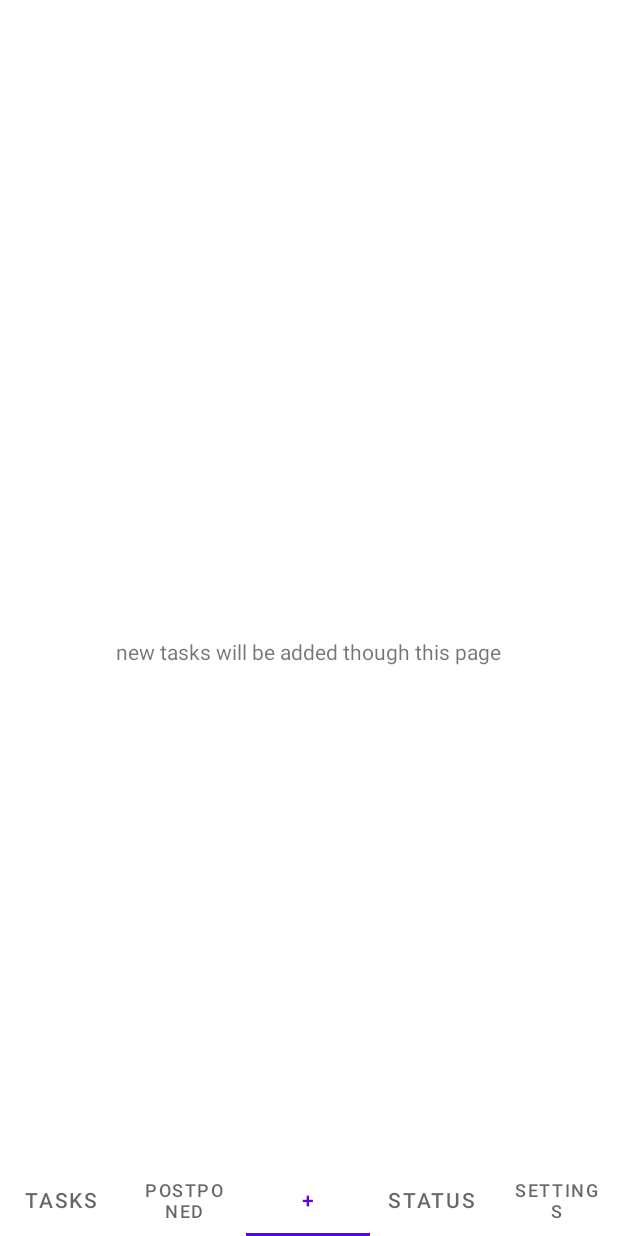
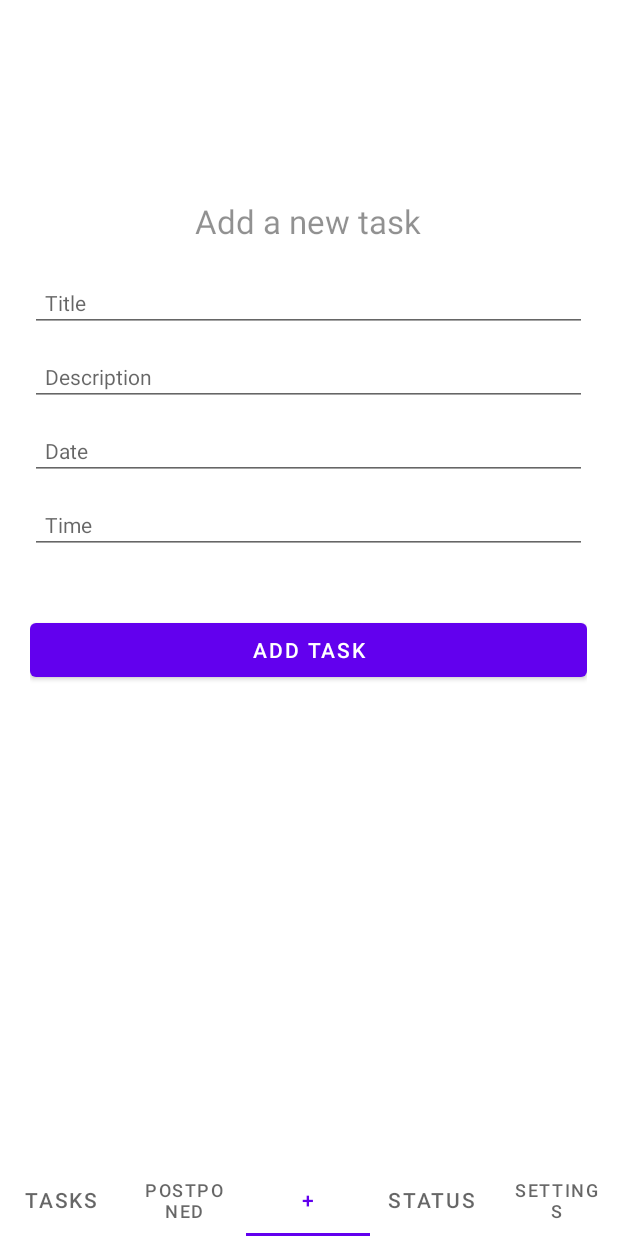
Before and after one commit to harsimranpaswan/timetable-manager, an Android app: the screen it shows after launch (MainActivity), item 3 of the bottom bar chosen, on a phone screen of 412 x 824 dp. Run offline under Robolectric (Android 15) with nearby library versions, the phone set to English and light mode, and no system bars; Roboto replaces fonts that are not available here.

```diff
--- a/app/build.gradle
+++ b/app/build.gradle
@@ -31,7 +31,7 @@ android {
 }
 
 dependencies {
-
+    implementation 'com.github.PhilJay:MPAndroidChart:v3.1.0'
     implementation 'androidx.appcompat:appcompat:1.4.1'
     implementation 'com.google.android.material:material:1.5.0'
     implementation 'androidx.constraintlayout:constraintlayout:2.1.3'
--- a/app/src/main/java/com/workshop/ttm/MainActivity.java
+++ b/app/src/main/java/com/workshop/ttm/MainActivity.java
@@ -7,6 +7,8 @@ import android.os.Bundle;
 
 import com.google.android.material.tabs.TabLayout;
 import com.google.android.material.tabs.TabLayoutMediator;
+
+import Adapters.FragmentAdapter;
 
 public class MainActivity extends AppCompatActivity {
 
--- a/app/src/main/res/layout/fragment_addtask.xml
+++ b/app/src/main/res/layout/fragment_addtask.xml
@@ -1,19 +1,74 @@
 <?xml version="1.0" encoding="utf-8"?>
-<androidx.constraintlayout.widget.ConstraintLayout xmlns:android="http://schemas.android.com/apk/res/android"
-    xmlns:app="http://schemas.android.com/apk/res-auto"
+<ScrollView android:layout_height="match_parent"
+    android:layout_width="match_parent"
     xmlns:tools="http://schemas.android.com/tools"
-    android:layout_width="match_parent"
-    android:layout_height="match_parent"
-    tools:context=".addtask">
+    xmlns:android="http://schemas.android.com/apk/res/android">
 
-    <!-- TODO: Update blank fragment layout -->
-    <TextView
-        android:layout_width="wrap_content"
-        android:layout_height="wrap_content"
-        android:text="new tasks will be added though this page"
-        app:layout_constraintBottom_toBottomOf="parent"
-        app:layout_constraintEnd_toEndOf="parent"
-        app:layout_constraintStart_toStartOf="parent"
-        app:layout_constraintTop_toTopOf="parent" />
+    <LinearLayout
+        android:layout_width="match_parent"
+        android:layout_height="match_parent"
+        android:paddingLeft="20dp"
+        android:paddingRight="20dp"
+        android:paddingTop="30dp"
+        android:paddingBottom="50dp"
+        android:orientation="vertical">
 
-</androidx.constraintlayout.widget.ConstraintLayout>
+        <TextView
+            android:layout_width="wrap_content"
+            android:layout_height="wrap_content"
+            android:layout_gravity="center_horizontal"
+            android:layout_marginTop="10dp"
+            android:text="Add a new task"
+            android:textAlignment="center"
+            android:alpha="0.8"
+            android:textSize="22sp" />
+
+        <EditText
+            android:textSize="14sp"
+            android:hint="Title"
+            android:layout_width="match_parent"
+            android:layout_height="wrap_content"
+            android:layout_marginTop="20dp"
+            android:singleLine="true"
+            android:padding="10dp"
+            android:id="@+id/addTitle" />
+
+        <EditText
+            android:textSize="14sp"
+            android:hint="Description"
+            android:layout_width="match_parent"
+            android:layout_height="wrap_content"
+            android:layout_marginTop="10dp"
+            android:padding="10dp"
+            android:id="@+id/addDescription" />
+
+        <EditText
+            android:textSize="14sp"
+            android:hint="Date"
+            android:layout_width="match_parent"
+            android:layout_height="wrap_content"
+            android:layout_marginTop="10dp"
+            android:singleLine="true"
+            android:padding="10dp"
+            android:id="@+id/addDate" />
+
+        <EditText
+            android:textSize="14sp"
+            android:hint="Time"
+            android:layout_width="match_parent"
+            android:layout_height="wrap_content"
+            android:layout_marginTop="10dp"
+            android:singleLine="true"
+            android:padding="10dp"
+            android:id="@+id/addTime" />
+
+
+        <Button
+            android:layout_width="match_parent"
+            android:layout_height="wrap_content"
+            android:id="@+id/addTask"
+            android:text="Add task"
+            android:layout_marginTop="40dp" />
+
+    </LinearLayout>
+</ScrollView>
--- a/app/src/main/res/layout/fragment_status.xml
+++ b/app/src/main/res/layout/fragment_status.xml
@@ -1,26 +1,8 @@
 <?xml version="1.0" encoding="utf-8"?>
-<FrameLayout xmlns:android="http://schemas.android.com/apk/res/android"
+<androidx.constraintlayout.widget.ConstraintLayout xmlns:android="http://schemas.android.com/apk/res/android"
     xmlns:app="http://schemas.android.com/apk/res-auto"
     xmlns:tools="http://schemas.android.com/tools"
     android:layout_width="match_parent"
     android:layout_height="match_parent"
     tools:context=".status">
-
-    <!-- TODO: Update blank fragment layout -->
-
-    <androidx.constraintlayout.widget.ConstraintLayout
-        android:layout_width="match_parent"
-        android:layout_height="match_parent">
-
-        <TextView
-            android:id="@+id/textView2"
-            android:layout_width="wrap_content"
-            android:layout_height="wrap_content"
-            android:text="will display task history graphs etc."
-            app:layout_constraintBottom_toBottomOf="parent"
-            app:layout_constraintEnd_toEndOf="parent"
-            app:layout_constraintStart_toStartOf="parent"
-            app:layout_constraintTop_toTopOf="parent" />
     </androidx.constraintlayout.widget.ConstraintLayout>
-
-</FrameLayout>
--- a/build.gradle
+++ b/build.gradle
@@ -3,6 +3,7 @@ buildscript {
     repositories {
         google()
         mavenCentral()
+        maven { url 'https://jitpack.io' }
     }
     dependencies {
         classpath "com.android.tools.build:gradle:7.0.4"
@@ -11,7 +12,6 @@ buildscript {
         // in the individual module build.gradle files
     }
 }
-
 task clean(type: Delete) {
     delete rootProject.buildDir
 }
--- a/settings.gradle
+++ b/settings.gradle
@@ -3,7 +3,7 @@ dependencyResolutionManagement {
     repositories {
         google()
         mavenCentral()
-        jcenter() // Warning: this repository is going to shut down soon
+         // Warning: this repository is going to shut down soon
     }
 }
 rootProject.name = "Timetable Manager"
```
Also changed, not shown: app/src/main/java/Adapters/FragmentAdapter.java (renamed from app/src/main/java/com/workshop/ttm/FragmentAdapter.java, +7 -1 lines).
